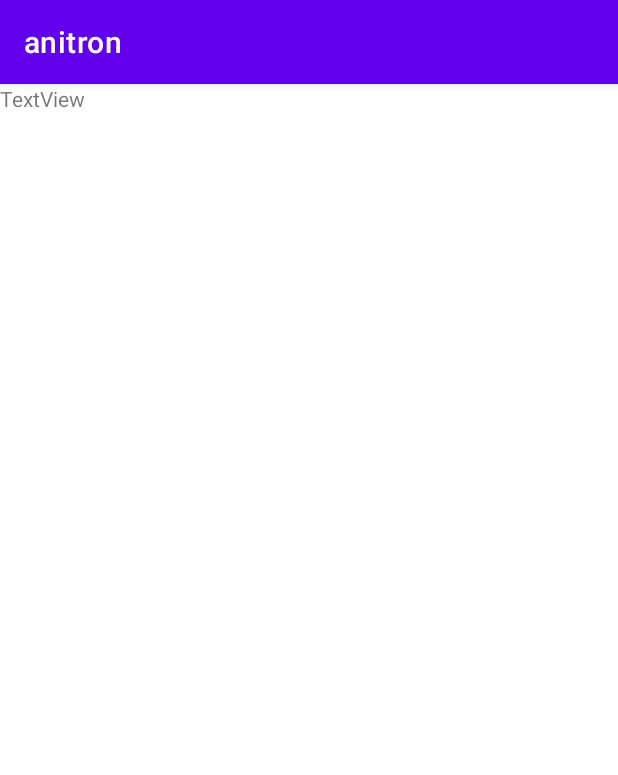
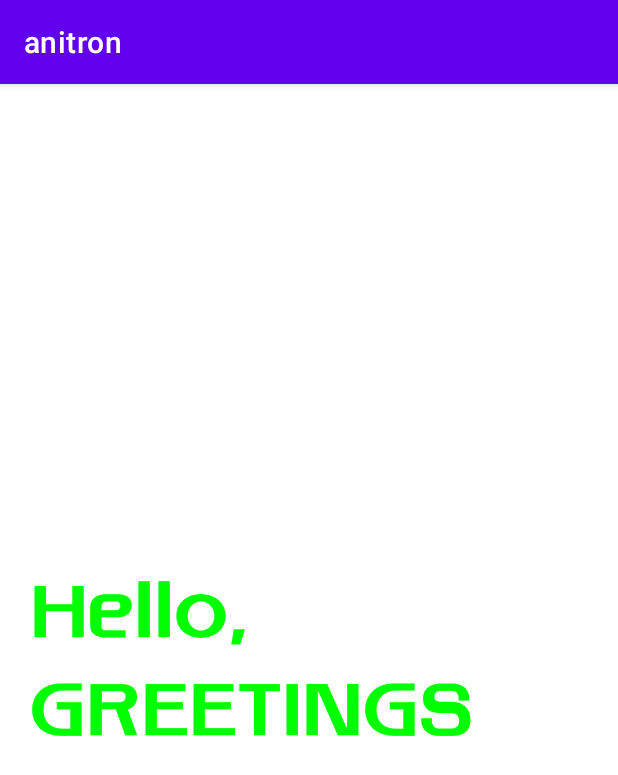
Before and after one commit to P3dro5/anitron, an Android app built with Jetpack Compose: the MovieInfoActivity screen opened directly, with no data from a screen before it, on a phone screen of 412 x 824 dp. Shown: the top 775 px of the screen. Run offline under Robolectric (Android 15) with nearby library versions, the phone set to English and light mode, and no system bars; network calls fail.

Commit message:
Compose is set in the project, as well as font family Makio.

```diff
--- a/app/src/main/AndroidManifest.xml
+++ b/app/src/main/AndroidManifest.xml
@@ -1,7 +1,6 @@
 <?xml version="1.0" encoding="utf-8"?>
 <manifest xmlns:android="http://schemas.android.com/apk/res/android"
-    xmlns:tools="http://schemas.android.com/tools"
-    package="com.example.anitron">
+    xmlns:tools="http://schemas.android.com/tools">
     <uses-permission android:name="android.permission.INTERNET" />
     <application
         android:allowBackup="true"
--- a/app/src/main/java/com/example/anitron/ui/activity/MovieInfoActivity.kt
+++ b/app/src/main/java/com/example/anitron/ui/activity/MovieInfoActivity.kt
@@ -3,13 +3,25 @@ package com.example.anitron.ui.activity
 import android.os.Bundle
 import android.view.View
 import android.widget.TextView
+import androidx.activity.compose.setContent
 import androidx.appcompat.app.AppCompatActivity
+import androidx.compose.foundation.background
+import androidx.compose.foundation.layout.*
+import androidx.compose.material.MaterialTheme
+import androidx.compose.material.Text
+import androidx.compose.runtime.Composable
+import androidx.compose.ui.Modifier
+import androidx.compose.ui.graphics.Color
+import androidx.compose.ui.text.font.FontWeight
+import androidx.compose.ui.unit.dp
+import androidx.compose.ui.unit.sp
 import androidx.lifecycle.ViewModelProvider
 import com.example.anitron.R
 import com.example.anitron.databinding.MovieInfoBinding
 import com.example.anitron.domain.service.RetrofitService
 import com.example.anitron.ui.modelfactory.MovieInfoViewModelFactory
 import com.example.anitron.data.repository.MovieInfoRepository
+import com.example.anitron.ui.theme.fonts
 import com.example.anitron.ui.viewmodel.MovieInfoViewModel
 
 class MovieInfoActivity : AppCompatActivity(){
@@ -22,7 +34,7 @@ class MovieInfoActivity : AppCompatActivity(){
     override fun onCreate(savedInstanceState: Bundle?) {
         super.onCreate(savedInstanceState)
         binding = MovieInfoBinding.inflate(layoutInflater)
-        setContentView(binding.root)
+        /*setContentView(binding.root)
 
         val prevIntent = intent
         val imdbId = prevIntent.getStringExtra("imdbId")
@@ -37,10 +49,26 @@ class MovieInfoActivity : AppCompatActivity(){
         if (imdbId != null) {
             viewModel.getMovieOnClick(imdbId)
         }
+        */
+        setContent {
+            MovieInfoScreen()
+        }
+        /*
+        viewModel.movieInfo.observe(this){
+            binding.imdbRating.text = it.imdbRating
+        }*/
+    }
+
+    @Composable
+    private fun MovieInfoScreen() =
+        Column(modifier = Modifier
+            .fillMaxHeight()
+            .fillMaxWidth()
+            .padding(20.dp),
+        verticalArrangement = Arrangement.Center){
+            Text("Hello, GREETINGS",
+                fontFamily = fonts, fontWeight = FontWeight.Bold, fontSize = 50.sp, color = Color.Green)
+        }
 
 
-        viewModel.movieInfo.observe(this){
-            binding.imdbRating.text = it.imdbRating
-        }
-    }
 }
--- /dev/null
+++ b/app/src/main/java/com/example/anitron/ui/theme/Type.kt
@@ -0,0 +1,51 @@
+package com.example.anitron.ui.theme
+
+import androidx.compose.ui.text.font.Font
+import androidx.compose.ui.text.font.FontFamily
+import androidx.compose.ui.text.font.FontStyle
+import androidx.compose.ui.text.font.FontWeight
+import androidx.compose.ui.text.TextStyle
+import com.example.anitron.R
+import androidx.compose.material.Typography
+import androidx.compose.ui.unit.sp
+
+val fonts = FontFamily(
+    Font(R.font.makio),
+    Font(R.font.makiobold, weight = FontWeight.Bold),
+    Font(R.font.makiobolditalic, weight = FontWeight.Bold, style = FontStyle.Italic),
+    Font(R.font.makioitalic, style = FontStyle.Italic),
+    Font(R.font.makiolight),
+    Font(R.font.makiolightitalic, style = FontStyle.Italic)
+)
+
+val Typography = Typography(
+    body1 = TextStyle(
+        fontFamily = fonts,
+        fontWeight = FontWeight.Normal,
+        fontSize = 16.sp
+    ),
+    h1 = TextStyle(
+        fontFamily = fonts,
+        fontWeight = FontWeight.Bold,
+        fontSize = 16.sp
+    ),
+    body2 = TextStyle(
+        fontFamily = fonts,
+        fontWeight = FontWeight.Light,
+        fontSize = 16.sp
+    ),
+    h2 = TextStyle(
+        fontFamily = fonts,
+        fontWeight = FontWeight.Thin,
+        fontSize = 16.sp
+    ),
+    h3 = TextStyle(
+        fontFamily = fonts,
+        fontWeight = FontWeight.Thin,
+        fontSize = 16.sp
+    )
+
+
+
+
+)
--- a/build.gradle
+++ b/build.gradle
@@ -1,7 +1,7 @@
 // Top-level build file where you can add configuration options common to all sub-projects/modules.
 plugins {
-    id 'com.android.application' version '7.2.2' apply false
-    id 'com.android.library' version '7.2.2' apply false
+    id 'com.android.application' version '7.3.0' apply false
+    id 'com.android.library' version '7.3.0' apply false
     id 'org.jetbrains.kotlin.android' version '1.6.10' apply false
     id 'com.google.secrets_gradle_plugin' version '0.4'
 }
```
Also changed, not shown: app/build.gradle (+22 -0 lines), app/src/main/res/font/makio.ttf (added), app/src/main/res/font/makiobold.ttf (added), app/src/main/res/font/makiobolditalic.ttf (added), app/src/main/res/font/makioitalic.ttf (added), app/src/main/res/font/makiolight.ttf (added), app/src/main/res/font/makiolightitalic.ttf (added), gradle/wrapper/gradle-wrapper.properties.
